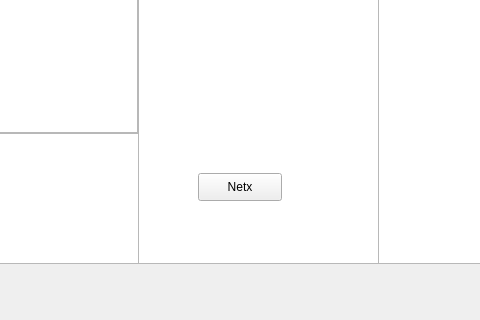
Before: the Qt Designer form Student/mainwindow.ui in eerotarri/Korttipeli, drawn with Qt 5; both pictures show x 412 to 892 and y 317 to 637 of the 1037 by 637 pixel window.
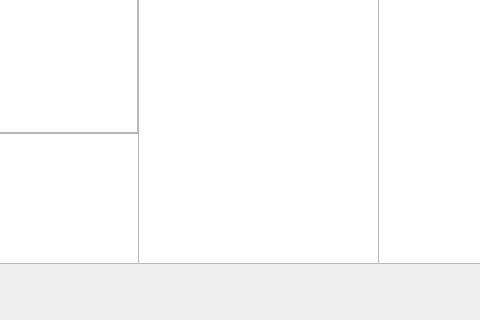
After: the same form once the commit is applied.

Commit message: Next nappi ikään kuin automatisoitu. Action tuottaa ready napin jota painamalla vuoro vaihtuu seuraavalle.

Diff of the .ui file:
```diff
--- a/Student/mainwindow.ui
+++ b/Student/mainwindow.ui
@@ -163,19 +163,6 @@
      </rect>
     </property>
    </widget>
-   <widget class="QPushButton" name="nextButton">
-    <property name="geometry">
-     <rect>
-      <x>610</x>
-      <y>490</y>
-      <width>84</width>
-      <height>28</height>
-     </rect>
-    </property>
-    <property name="text">
-     <string>Netx</string>
-    </property>
-   </widget>
   </widget>
   <widget class="QMenuBar" name="menubar">
    <property name="geometry">
```
The commit also changes 4 other files.
